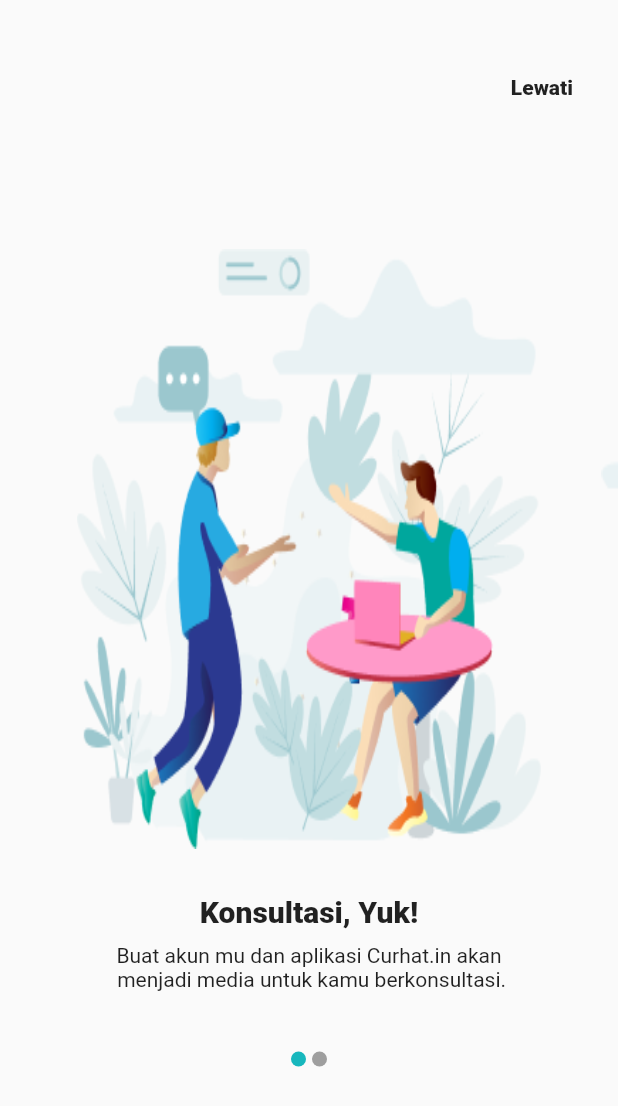
After one commit to friskameilani/Curhat.in, a Flutter app: the LandingPage screen opened directly, on a phone screen of 412 x 824 dp. The commit adds this screen. Shown: the top 1106 px of the screen. Run offline on Flutter 3.47's test engine with Material 2 defaults, Android fonts, the phone set to English and light mode, and no system bars; drawn by our look-alikes of carousel_slider; our stand-ins replace cached_network_image, cloud_firestore, firebase_auth, firebase_storage, fluttertoast, image_picker and 1 more; accounts and stored records are empty; network calls fail.

Commit message:
splash screen + landing page

```diff
--- a/lib/pages/feeds.dart
+++ b/lib/pages/feeds.dart
@@ -24,9 +24,6 @@ class _FeedPageState extends State<FeedPage> {
 
   _fetchPosts() async {
     try {
-      setState(() {
-        _isLoading = true;
-      });
       QuerySnapshot snap = await Firestore.instance.collection("feeds").orderBy("date", descending: true).getDocuments();
       setState(() {
         feeds = snap.documents;
--- /dev/null
+++ b/lib/pages/landingpage.dart
@@ -0,0 +1,136 @@
+import 'package:flutter/cupertino.dart';
+import 'package:flutter/material.dart';
+import 'package:carousel_slider/carousel_slider.dart';
+
+class LandingPage extends StatefulWidget {
+  LandingPage() : super();
+
+  @override
+  LandingPageState createState() => LandingPageState();
+}
+
+class LandingPageState extends State<LandingPage> {
+
+  CarouselSlider carouselSlider;
+  int _current = 0;
+  List imgList = [
+    'assets/images/image-landing-page.png',
+    'assets/images/image-landing-page-2.png'
+  ];
+
+  List<T> map<T>(List list, Function handler) {
+    List<T> result = [];
+    for (var i = 0; i < list.length; i++) {
+      result.add(handler(i, list[i]));
+    }
+    return result;
+  }
+
+  @override
+  Widget build(BuildContext context) {
+    return Scaffold(
+      body: Column(
+        children: [
+          Container(
+            alignment: Alignment.topRight,
+            padding: EdgeInsets.only(right: 30, top: 50, bottom: 100),
+            child:
+                (_current == imgList.length-1) ?
+                InkWell(
+                  onTap: () {
+                    Navigator.of(context).pushReplacementNamed('/welcome');
+                  },
+                  child: Container(
+                    child: Text("Mulai", style: TextStyle(fontWeight: FontWeight.w800),),),
+                ) : InkWell(
+                  onTap: () {
+                    Navigator.of(context).pushReplacementNamed('/welcome');
+                  },
+                  child: Container(
+                    child: Text("Lewati", style: TextStyle(fontWeight: FontWeight.w800),),),)
+          ),
+          Column(
+            crossAxisAlignment: CrossAxisAlignment.center,
+            mainAxisAlignment: MainAxisAlignment.center,
+            children: <Widget>[
+              carouselSlider = CarouselSlider(
+                height: 400.0,
+                initialPage: 0,
+                enlargeCenterPage: true,
+                autoPlay: false,
+                enableInfiniteScroll: false,
+                scrollDirection: Axis.horizontal,
+                onPageChanged: (index) {
+                  setState(() {
+                    _current = index;
+                  });
+                },
+                items: imgList.map((imgUrl) {
+                  return Builder(
+                    builder: (BuildContext context) {
+                      return Container(
+                        width: MediaQuery.of(context).size.width,
+                        margin: EdgeInsets.symmetric(horizontal: 10.0),
+                        child: Image.asset(
+                          imgUrl,
+                          fit: BoxFit.fill,
+                        ),
+                      );
+                    },
+                  );
+                }).toList(),
+              ),
+              SizedBox(
+                height: 30,
+              ),
+              Container(
+                  child:
+                  (_current == 0) ?
+                      Column(
+                        children: [
+                          Text("Konsultasi, Yuk!",
+                              style: TextStyle(
+                                  fontWeight: FontWeight.w800, fontSize: 20,)),
+                          SizedBox(
+                            height: 10,
+                          ),
+                          Text("Buat akun mu dan aplikasi Curhat.in akan\n"
+                              " menjadi media untuk kamu berkonsultasi.", textAlign: TextAlign.center,)
+                        ],
+                      ) : Column(
+                    children: [
+                      Text("Chat Bersama Konselor",
+                        style: TextStyle(
+                            fontWeight: FontWeight.w800, fontSize: 20),),
+                      SizedBox(
+                        height: 10,
+                      ),
+                      Text("Konsultasi bersama konselor spesialis,\n"
+                          "kapan pun, di mana pun.", textAlign: TextAlign.center)
+                    ],
+                  )
+              ),
+              SizedBox(
+                height: 30,
+              ),
+              Row(
+                mainAxisAlignment: MainAxisAlignment.center,
+                children: map<Widget>(imgList, (index, url) {
+                  return Container(
+                    width: 10.0,
+                    height: 10.0,
+                    margin: EdgeInsets.symmetric(vertical: 10.0, horizontal: 2.0),
+                    decoration: BoxDecoration(
+                      shape: BoxShape.circle,
+                      color: _current == index ? Color(0xFF17B7BD) : Colors.grey,
+                    ),
+                  );
+                }),
+              ),
+            ],
+          ),
+        ],
+      ),
+    );
+  }
+}
--- a/lib/pages/profile.dart
+++ b/lib/pages/profile.dart
@@ -17,6 +17,7 @@ import 'package:provider/provider.dart';
 import 'package:curhatin/models/user.dart';
 import 'package:firebase_storage/firebase_storage.dart';
 import 'package:path/path.dart';
+import 'package:curhatin/pages/welcome.dart';
 
 class ProfilePage extends StatefulWidget {
   final User user;
@@ -40,7 +41,8 @@ class _ProfilePageState extends State<ProfilePage> {
     setState(() {
       _image = image;
       print('Image Path $_image');
-      _isButtonDisabled = false;
+      (_image != null) ?
+        _isButtonDisabled = false : _isButtonDisabled = true;
     });
   }
 
@@ -192,7 +194,7 @@ class _ProfilePageState extends State<ProfilePage> {
                       await _auth.signOut();
 
                       Navigator.of(context).pushAndRemoveUntil(
-                        MaterialPageRoute(builder: (context) => RootPage()),
+                        MaterialPageRoute(builder: (context) => WelcomePage()),
                             (Route<dynamic> route) => false);
                     },
                     textColor: Colors.grey,
--- a/lib/pages/welcome.dart
+++ b/lib/pages/welcome.dart
@@ -16,8 +16,7 @@ class _WelcomePageState extends State<WelcomePage> {
           height: double.infinity,
           color: Color.fromRGBO(143, 238, 191, 1),
           alignment: Alignment.center,
-        child: Container(
-            margin: EdgeInsets.fromLTRB(30, 70, 30, 0),
+          padding: EdgeInsets.fromLTRB(30, 70, 30, 0),
           child: Column(
             children: [
               Text("Curhat.in",
@@ -46,7 +45,7 @@ class _WelcomePageState extends State<WelcomePage> {
               signUpButton()
             ],
           )
-        ),),
+      ),
   );
   }
 
```
Also changed, not shown: lib/pages/home.dart (+7 -1 lines), lib/pages/splash.dart (added, +56 -0 lines), lib/splash.dart (added). Lines whose indentation alone changed are shown as unchanged.
